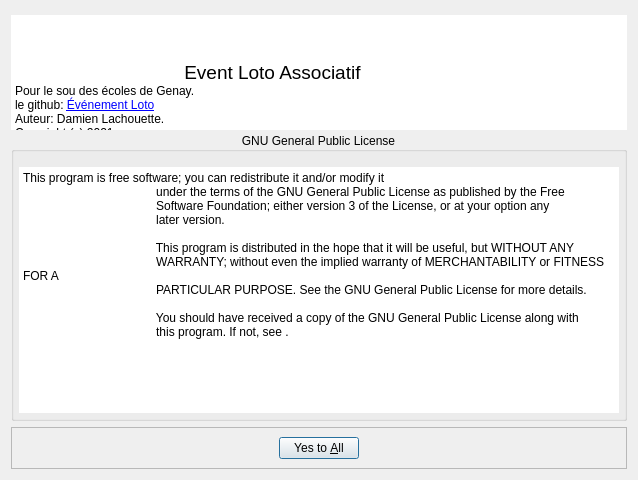
Before: the Qt Designer form sources/gui/ui/About.ui in Silmaen/EvenementLoto, drawn with Qt 5.
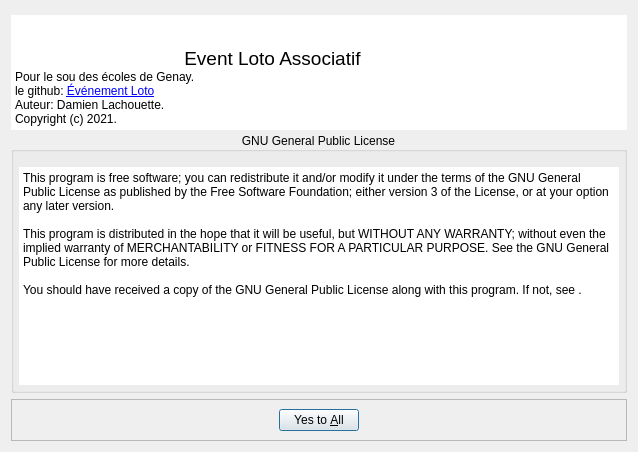
After: the same form once the commit is applied.

Commit message:
Mauvais formattage des pages UI
Mauvais formattage des pages UI

Mauvais formattage des pages UI

```diff
--- a/sources/gui/ui/About.ui
+++ b/sources/gui/ui/About.ui
@@ -10,7 +10,7 @@
                 <x>0</x>
                 <y>0</y>
                 <width>638</width>
-                <height>480</height>
+    <height>452</height>
             </rect>
         </property>
         <property name="sizePolicy">
@@ -66,27 +66,16 @@
                     </property>
                     <property name="html">
                         <string>&lt;!DOCTYPE HTML PUBLIC &quot;-//W3C//DTD HTML 4.0//EN&quot; &quot;http://www.w3.org/TR/REC-html40/strict.dtd&quot;&gt;
-                            &lt;html&gt;&lt;head&gt;&lt;meta name=&quot;qrichtext&quot; content=&quot;1&quot; /&gt;&lt;meta
-                            charset=&quot;utf-8&quot; /&gt;&lt;style type=&quot;text/css&quot;&gt;
-                            p, li { white-space: pre-wrap; }
-                            &lt;/style&gt;&lt;/head&gt;&lt;body style=&quot; font-family:'Segoe UI'; font-size:9pt;
-                            font-weight:400; font-style:normal;&quot;&gt;
-                            &lt;p style=&quot; margin-top:0px; margin-bottom:0px; margin-left:0px; margin-right:0px;
-                            -qt-block-indent:0; text-indent:0px;&quot;&gt; &lt;/p&gt;
-                            &lt;p align=&quot;center&quot; style=&quot; margin-top:0px; margin-bottom:0px;
-                            margin-left:0px; margin-right:0px; -qt-block-indent:0; text-indent:0px;&quot;&gt; &lt;span
-                            style=&quot; font-size:14pt;&quot;&gt;Event Loto Associatif&lt;/span&gt; &lt;/p&gt;
-                            &lt;p style=&quot; margin-top:0px; margin-bottom:0px; margin-left:0px; margin-right:0px;
-                            -qt-block-indent:0; text-indent:0px;&quot;&gt;Pour le sou des écoles de Genay. &lt;/p&gt;
-                            &lt;p style=&quot; margin-top:0px; margin-bottom:0px; margin-left:0px; margin-right:0px;
-                            -qt-block-indent:0; text-indent:0px;&quot;&gt;le github: &lt;a href=&quot;https://github.com/Silmaen/EvenementLoto&quot;&gt;&lt;span
-                            style=&quot; text-decoration: underline; color:#0000ff;&quot;&gt;Événement Loto&lt;/span&gt;&lt;/a&gt;
-                            &lt;/p&gt;
-                            &lt;p style=&quot; margin-top:0px; margin-bottom:0px; margin-left:0px; margin-right:0px;
-                            -qt-block-indent:0; text-indent:0px;&quot;&gt;Auteur: Damien Lachouette. &lt;/p&gt;
-                            &lt;p style=&quot; margin-top:0px; margin-bottom:0px; margin-left:0px; margin-right:0px;
-                            -qt-block-indent:0; text-indent:0px;&quot;&gt;Copyright (c) 2021. &lt;/p&gt;&lt;/body&gt;&lt;/html&gt;
-                        </string>
+&lt;html&gt;&lt;head&gt;&lt;meta name=&quot;qrichtext&quot; content=&quot;1&quot; /&gt;&lt;meta charset=&quot;utf-8&quot; /&gt;&lt;style type=&quot;text/css&quot;&gt;
+p, li { white-space: pre-wrap; }
+&lt;/style&gt;&lt;/head&gt;&lt;body style=&quot; font-family:'Segoe UI'; font-size:9pt; font-weight:400; font-style:normal;&quot;&gt;
+&lt;p style=&quot; margin-top:0px; margin-bottom:0px; margin-left:0px; margin-right:0px; -qt-block-indent:0; text-indent:0px;&quot;&gt;                            &lt;/p&gt;
+&lt;p style=&quot; margin-top:0px; margin-bottom:0px; margin-left:0px; margin-right:0px; -qt-block-indent:0; text-indent:0px;&quot;&gt;                             &lt;/p&gt;
+&lt;p align=&quot;center&quot; style=&quot; margin-top:0px; margin-bottom:0px; margin-left:0px; margin-right:0px; -qt-block-indent:0; text-indent:0px;&quot;&gt; &lt;span style=&quot; font-size:14pt;&quot;&gt;Event Loto Associatif&lt;/span&gt;                             &lt;/p&gt;
+&lt;p style=&quot; margin-top:0px; margin-bottom:0px; margin-left:0px; margin-right:0px; -qt-block-indent:0; text-indent:0px;&quot;&gt;Pour le sou des écoles de Genay.                             &lt;/p&gt;
+&lt;p style=&quot; margin-top:0px; margin-bottom:0px; margin-left:0px; margin-right:0px; -qt-block-indent:0; text-indent:0px;&quot;&gt;le github: &lt;a href=&quot;https://github.com/Silmaen/EvenementLoto&quot;&gt;&lt;span style=&quot; text-decoration: underline; color:#0000ff;&quot;&gt;Événement Loto&lt;/span&gt;&lt;/a&gt;                            &lt;/p&gt;
+&lt;p style=&quot; margin-top:0px; margin-bottom:0px; margin-left:0px; margin-right:0px; -qt-block-indent:0; text-indent:0px;&quot;&gt;Auteur: Damien Lachouette.                             &lt;/p&gt;
+&lt;p style=&quot; margin-top:0px; margin-bottom:0px; margin-left:0px; margin-right:0px; -qt-block-indent:0; text-indent:0px;&quot;&gt;Copyright (c) 2021.                        &lt;/p&gt;&lt;/body&gt;&lt;/html&gt;</string>
                     </property>
                     <property name="acceptRichText">
                         <bool>true</bool>
@@ -126,17 +115,11 @@
                                     <enum>QFrame::NoFrame</enum>
                                 </property>
                                 <property name="plainText">
-                                    <string>This program is free software; you can redistribute it and/or modify it
-                                        under the terms of the GNU General Public License as published by the Free
-                                        Software Foundation; either version 3 of the License, or at your option any
-                                        later version.
+         <string>This program is free software; you can redistribute it and/or modify it under the terms of the GNU General Public License as published by the Free Software Foundation; either version 3 of the License, or at your option any later version.
 
-                                        This program is distributed in the hope that it will be useful, but WITHOUT ANY
-                                        WARRANTY; without even the implied warranty of MERCHANTABILITY or FITNESS FOR A
-                                        PARTICULAR PURPOSE. See the GNU General Public License for more details.
+This program is distributed in the hope that it will be useful, but WITHOUT ANY WARRANTY; without even the implied warranty of MERCHANTABILITY or FITNESS FOR A PARTICULAR PURPOSE. See the GNU General Public License for more details.
 
-                                        You should have received a copy of the GNU General Public License along with
-                                        this program. If not, see &lt;https://www.gnu.org/licenses/&gt;.
+You should have received a copy of the GNU General Public License along with this program. If not, see &lt;https://www.gnu.org/licenses/&gt;.
                                     </string>
                                 </property>
                             </widget>
```
Lines whose indentation alone changed are shown as unchanged. The commit also changes 1 other file.
